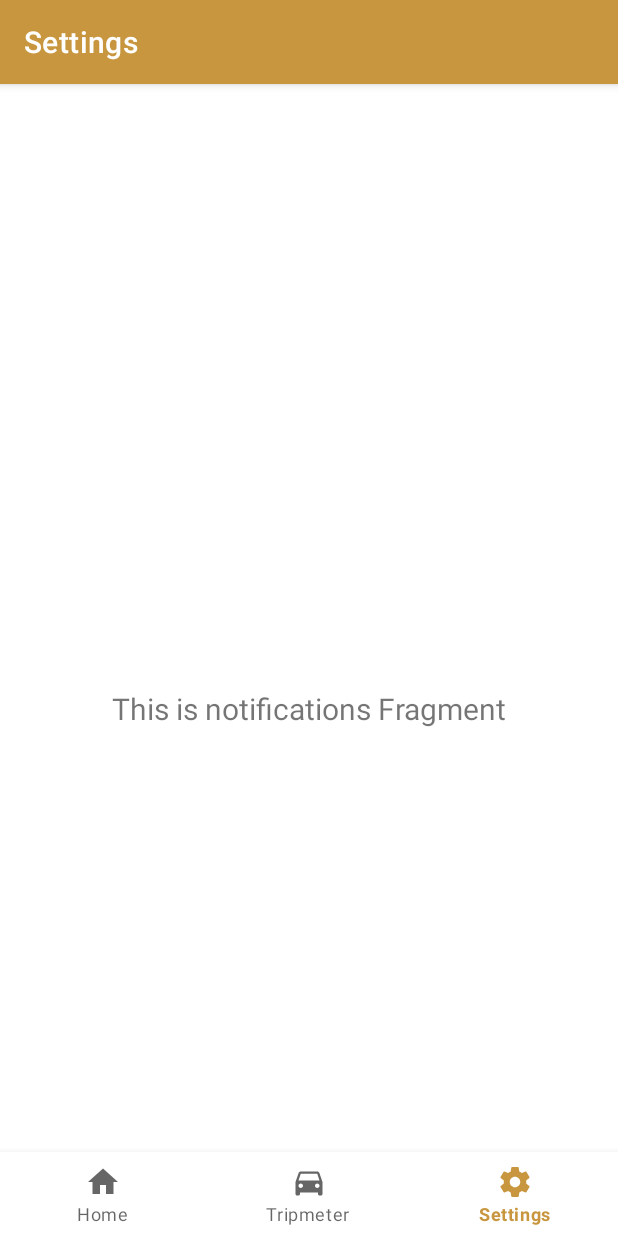
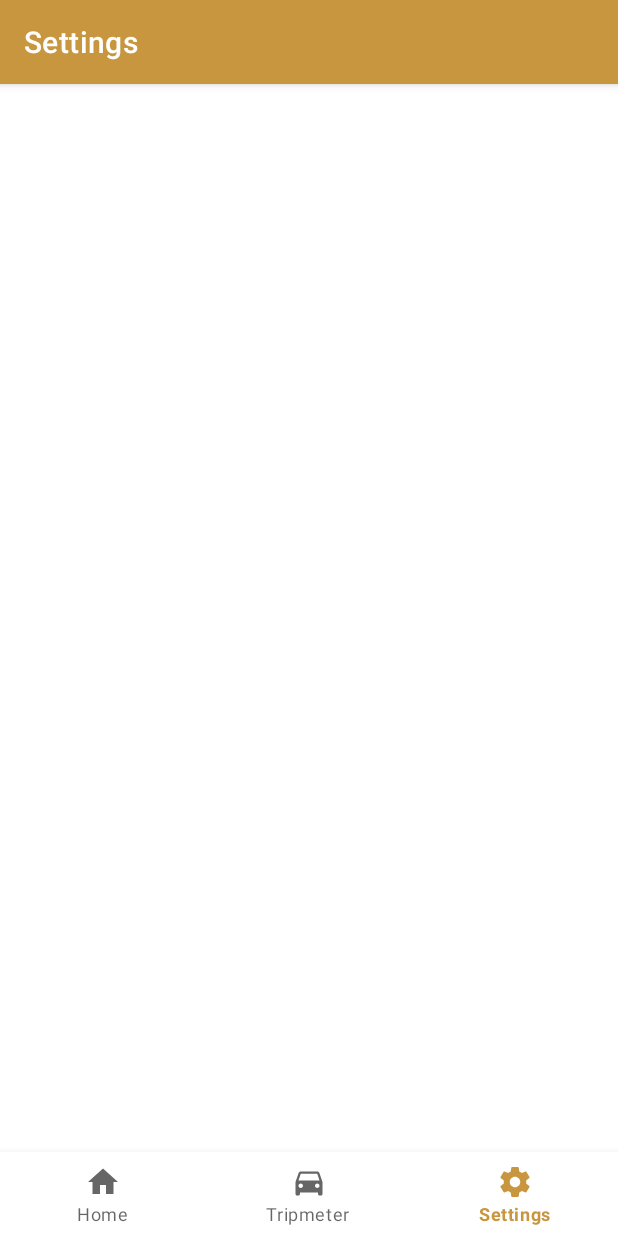
Before and after one commit to MiguelNdeCarvalho/Virtual-Tripmeter, an Android app: the SettingsFragment screen opened through its navigation route, on a phone screen of 412 x 824 dp. Run offline under Robolectric (Android 15) with nearby library versions, the phone set to English and light mode, and no system bars; our stand-ins replace navigation-ui.

Commit message:
SettingsFragment.kt: Drop related to TexView

```diff
--- a/app/src/main/java/pt/miguelndecarvalho/virtualtripmeter/ui/settings/SettingsFragment.kt
+++ b/app/src/main/java/pt/miguelndecarvalho/virtualtripmeter/ui/settings/SettingsFragment.kt
@@ -21,11 +21,6 @@ class SettingsFragment : Fragment() {
     ): View? {
         settingsViewModel =
                 ViewModelProvider(this).get(SettingsViewModel::class.java)
-        val root = inflater.inflate(R.layout.fragment_settings, container, false)
-        val textView: TextView = root.findViewById(R.id.text_notifications)
-        settingsViewModel.text.observe(viewLifecycleOwner, Observer {
-            textView.text = it
-        })
-        return root
+        return inflater.inflate(R.layout.fragment_settings, container, false)
     }
 }
```
